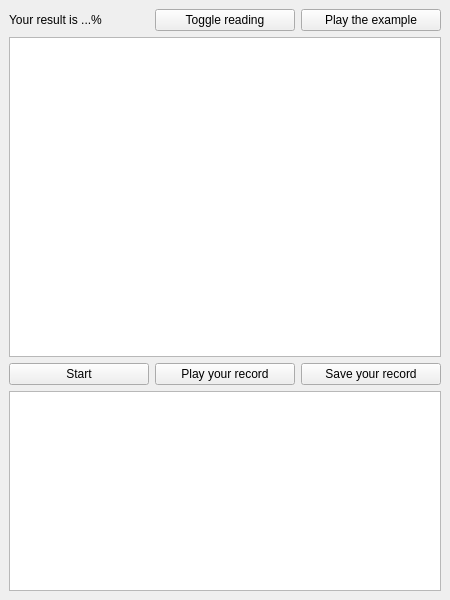
The window that kater/kater.ui (alex-rusakevich/kater) describes before a commit, drawn with Qt 5.
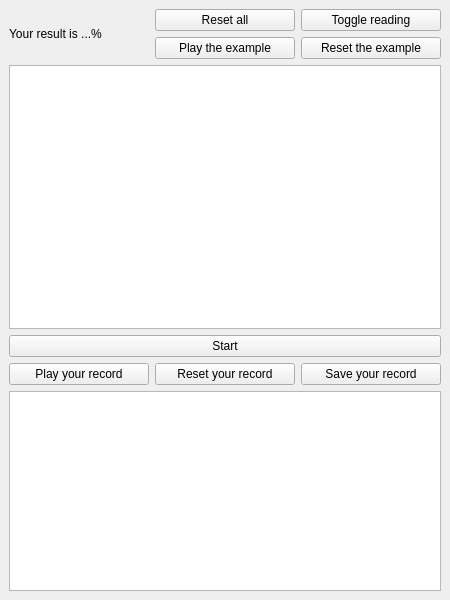
The same window after the commit.

```diff
--- a/kater/kater.ui
+++ b/kater/kater.ui
@@ -17,60 +17,103 @@
    <string notr="true"/>
   </property>
   <widget class="QWidget" name="centralwidget">
+   <property name="sizePolicy">
+    <sizepolicy hsizetype="Preferred" vsizetype="Preferred">
+     <horstretch>0</horstretch>
+     <verstretch>0</verstretch>
+    </sizepolicy>
+   </property>
+   <property name="minimumSize">
+    <size>
+     <width>450</width>
+     <height>600</height>
+    </size>
+   </property>
+   <property name="maximumSize">
+    <size>
+     <width>16777215</width>
+     <height>16777215</height>
+    </size>
+   </property>
    <layout class="QGridLayout" name="gridLayout">
-    <item row="0" column="0">
-     <widget class="QLabel" name="resultSummary">
-      <property name="text">
-       <string>Your result is ...%</string>
-      </property>
-     </widget>
-    </item>
-    <item row="0" column="1">
-     <widget class="QPushButton" name="toggleReadingBtn">
-      <property name="text">
-       <string>Toggle reading</string>
-      </property>
-      <property name="is_reading_shown" stdset="0">
-       <bool>true</bool>
-      </property>
-     </widget>
-    </item>
-    <item row="0" column="2">
-     <widget class="QPushButton" name="playExample">
-      <property name="text">
-       <string>Play the example</string>
-      </property>
-     </widget>
-    </item>
-    <item row="2" column="0">
-     <widget class="QPushButton" name="startRecording">
-      <property name="text">
-       <string>Start</string>
-      </property>
-     </widget>
-    </item>
-    <item row="2" column="1">
+    <item row="4" column="0">
      <widget class="QPushButton" name="playUserRecord">
       <property name="text">
        <string>Play your record</string>
       </property>
      </widget>
     </item>
-    <item row="2" column="2">
+    <item row="4" column="1">
+     <widget class="QPushButton" name="resetUserRecord">
+      <property name="text">
+       <string>Reset your record</string>
+      </property>
+     </widget>
+    </item>
+    <item row="4" column="2">
      <widget class="QPushButton" name="saveUserRecord">
       <property name="text">
        <string>Save your record</string>
       </property>
      </widget>
     </item>
-    <item row="1" column="0" colspan="3">
-     <widget class="QTextBrowser" name="pinyinText">
+    <item row="0" column="2">
+     <widget class="QPushButton" name="toggleReadingBtn">
+      <property name="text">
+       <string>Toggle reading</string>
+      </property>
+      <property name="is_reading_shown" stdset="0">
+       <bool>true</bool>
+      </property>
+     </widget>
+    </item>
+    <item row="0" column="1">
+     <widget class="QPushButton" name="resetAll">
+      <property name="text">
+       <string>Reset all</string>
+      </property>
+      <property name="is_reading_shown" stdset="0">
+       <bool>true</bool>
+      </property>
+     </widget>
+    </item>
+    <item row="1" column="2">
+     <widget class="QPushButton" name="resetExample">
+      <property name="text">
+       <string>Reset the example</string>
+      </property>
+     </widget>
+    </item>
+    <item row="1" column="1">
+     <widget class="QPushButton" name="playExample">
+      <property name="text">
+       <string>Play the example</string>
+      </property>
+     </widget>
+    </item>
+    <item row="2" column="0" colspan="3">
+     <widget class="QTextBrowser" name="readingText">
+      <property name="font">
+       <font>
+        <pointsize>16</pointsize>
+       </font>
+      </property>
       <property name="placeholderText">
        <string/>
       </property>
      </widget>
     </item>
     <item row="3" column="0" colspan="3">
+     <widget class="QPushButton" name="startRecording">
+      <property name="text">
+       <string>Start</string>
+      </property>
+      <property name="is_recording" stdset="0">
+       <bool>false</bool>
+      </property>
+     </widget>
+    </item>
+    <item row="5" column="0" colspan="3">
      <widget class="QTextBrowser" name="resultText">
       <property name="maximumSize">
        <size>
@@ -80,6 +123,13 @@
       </property>
      </widget>
     </item>
+    <item row="0" column="0" rowspan="2">
+     <widget class="QLabel" name="label">
+      <property name="text">
+       <string>Your result is ...%</string>
+      </property>
+     </widget>
+    </item>
    </layout>
   </widget>
  </widget>
```
